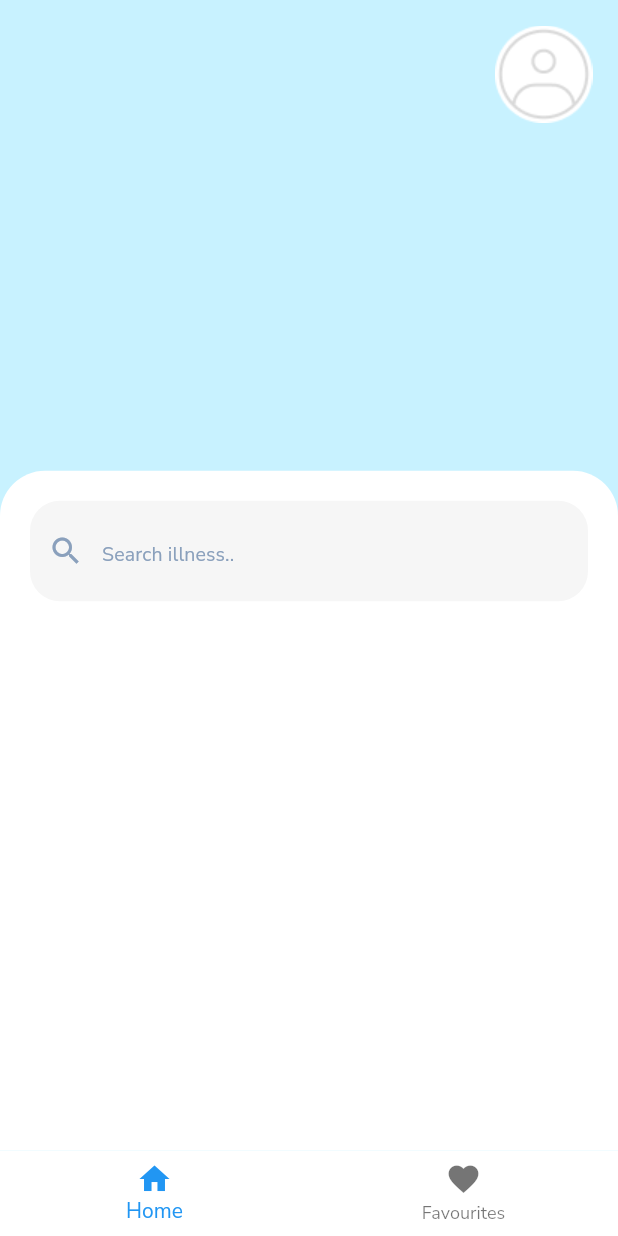
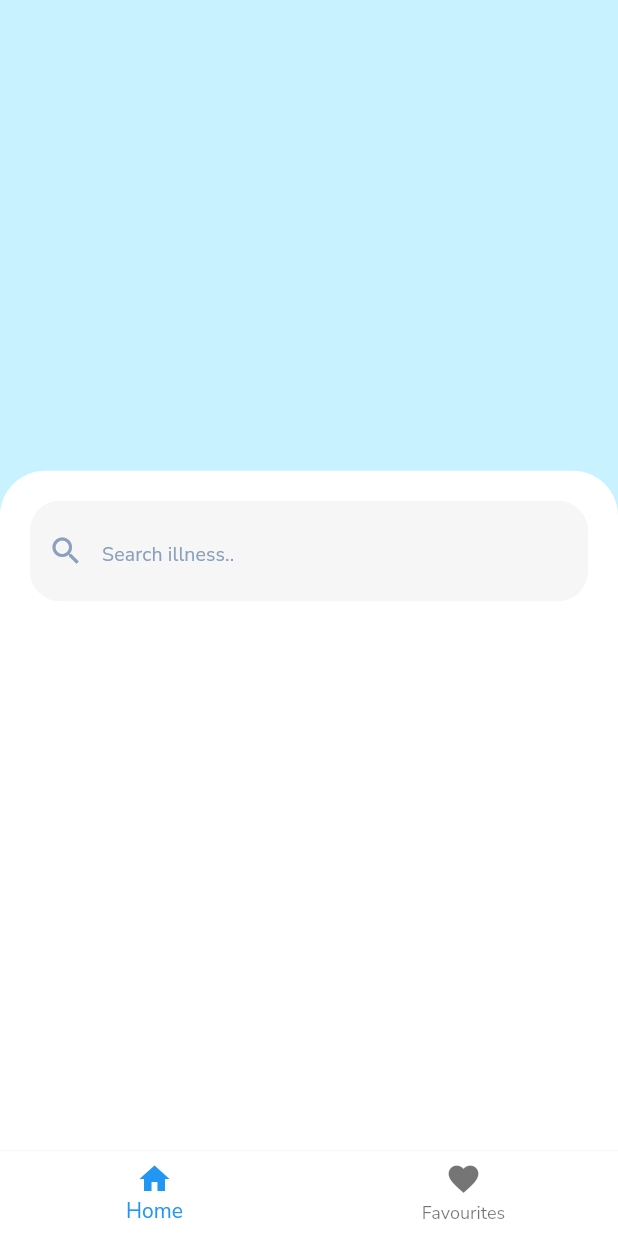
Before and after one commit to Blue-Cheesecake/Childhood-Illness-Search-Engine, a Flutter app: the screen it shows after launch, on a phone screen of 412 x 824 dp. Run offline on Flutter 3.47's test engine with Material 2 defaults, Android fonts, the phone set to English and light mode, and no system bars; our stand-ins replace smooth_page_indicator.

Commit message:
refactor: theme & shared widgets ⚙️

```diff
--- a/client/lib/common/profile_bar.dart
+++ /dev/null
@@ -1,24 +0,0 @@
-import 'package:flutter/material.dart';
-
-class ProfileBar extends StatelessWidget {
-  const ProfileBar({Key? key}) : super(key: key);
-
-  @override
-  Widget build(BuildContext context) {
-    return Padding(
-      padding: const EdgeInsets.only(top: 15, right: 15),
-      child: Row(
-        mainAxisAlignment: MainAxisAlignment.end,
-        children: [
-          Stack(
-            alignment: Alignment.center,
-            children: [
-              Image.asset("assets/images/ellipse.png"),
-              Image.asset("assets/images/me_profile.png"),
-            ],
-          )
-        ],
-      ),
-    );
-  }
-}
--- /dev/null
+++ b/client/lib/core/theme/app_theme.dart
@@ -0,0 +1,30 @@
+import 'package:childhood_illness_search_engine/core/theme/style.dart';
+import 'package:flutter/material.dart';
+
+class AppTheme {
+  static ThemeData light = ThemeData(
+    fontFamily: "NunitoSans",
+    textTheme: const TextTheme(
+      titleLarge: TextStyle(
+        color: PrimaryColor.littleDarkBlue,
+        fontSize: 25,
+        fontWeight: FontWeight.w700,
+      ),
+      titleMedium: TextStyle(
+        color: PrimaryColor.littleDarkBlue,
+        fontSize: 20,
+        fontWeight: FontWeight.w700,
+      ),
+      titleSmall: TextStyle(
+        color: Colors.black,
+        fontSize: 20,
+        fontWeight: FontWeight.w400,
+      ),
+      bodySmall: TextStyle(
+        color: Colors.black,
+        fontSize: 14,
+        fontWeight: FontWeight.w400,
+      ),
+    ),
+  );
+}
--- a/client/lib/main.dart
+++ b/client/lib/main.dart
@@ -1,6 +1,8 @@
-import 'package:childhood_illness_search_engine/res/style.dart';
+import 'package:childhood_illness_search_engine/core/theme/app_theme.dart';
+import 'package:childhood_illness_search_engine/core/theme/style.dart';
 import 'package:childhood_illness_search_engine/screens/favourites/favourites.dart';
 import 'package:childhood_illness_search_engine/screens/home/home.dart';
+import 'package:childhood_illness_search_engine/shared/widgets/bottom_nav_bar_widget.dart';
 import 'package:flutter/material.dart';
 
 void main() => runApp(const Main());
@@ -27,50 +29,15 @@ class _MainState extends State<Main> {
   Widget build(BuildContext context) {
     return MaterialApp(
       debugShowCheckedModeBanner: false,
-      theme: ThemeData(
-          fontFamily: "NunitoSans",
-          textTheme: const TextTheme(
-            titleLarge: TextStyle(
-              color: PrimaryColor.littleDarkBlue,
-              fontSize: 25,
-              fontWeight: FontWeight.w700,
-            ),
-            titleMedium: TextStyle(
-              color: PrimaryColor.littleDarkBlue,
-              fontSize: 20,
-              fontWeight: FontWeight.w700,
-            ),
-            titleSmall: TextStyle(
-              color: Colors.black,
-              fontSize: 20,
-              fontWeight: FontWeight.w400,
-            ),
-            bodySmall: TextStyle(
-              color: Colors.black,
-              fontSize: 14,
-              fontWeight: FontWeight.w400,
-            ),
-          )),
+      theme: AppTheme.light,
       title: 'Material App',
       home: Scaffold(
         resizeToAvoidBottomInset: false,
         backgroundColor: PrimaryColor.lightBlue,
         body: SafeArea(child: pages.elementAt(_selectedIndex)),
-        bottomNavigationBar: BottomNavigationBar(
-          elevation: 0,
-          backgroundColor: Colors.white,
-          currentIndex: _selectedIndex,
-          onTap: _onItemTapped,
-          items: const <BottomNavigationBarItem>[
-            BottomNavigationBarItem(
-              icon: Icon(Icons.home),
-              label: "Home",
-            ),
-            BottomNavigationBarItem(
-              icon: Icon(Icons.favorite),
-              label: "Favourites",
-            ),
-          ],
+        bottomNavigationBar: BottomNavBarWidget(
+          selectedIndex: _selectedIndex,
+          callback: _onItemTapped,
         ),
       ),
     );
--- a/client/lib/screens/home/components/illness_views/illness_main.dart
+++ b/client/lib/screens/home/components/illness_views/illness_main.dart
@@ -1,5 +1,5 @@
+import 'package:childhood_illness_search_engine/core/theme/style.dart';
 import 'package:childhood_illness_search_engine/models/illness_list.dart';
-import 'package:childhood_illness_search_engine/res/style.dart';
 import 'package:childhood_illness_search_engine/screens/home/components/illness_views/illnesses/cause_preventing.dart';
 import 'package:childhood_illness_search_engine/screens/home/components/illness_views/illnesses/description.dart';
 import 'package:childhood_illness_search_engine/screens/home/components/illness_views/illnesses/symptoms.dart';
--- a/client/lib/screens/home/home.dart
+++ b/client/lib/screens/home/home.dart
@@ -1,10 +1,9 @@
-import 'package:childhood_illness_search_engine/common/profile_bar.dart';
-import 'package:childhood_illness_search_engine/common/search_bar.dart';
 import 'package:childhood_illness_search_engine/models/illness_list.dart';
 import 'package:childhood_illness_search_engine/res/fake_data.dart';
 import 'package:childhood_illness_search_engine/screens/home/components/illness_views/illness_main.dart';
 import 'package:childhood_illness_search_engine/screens/home/components/search_result.dart';
 import 'package:childhood_illness_search_engine/screens/home/res/container_status.dart';
+import 'package:childhood_illness_search_engine/shared/widgets/search_bar.dart';
 import 'package:childhood_illness_search_engine/view_models/illness_list.dart';
 import 'package:flutter/material.dart';
 
@@ -101,7 +100,7 @@ class _HomeState extends State<Home> {
     return Column(
       mainAxisAlignment: MainAxisAlignment.spaceBetween,
       children: [
-        const ProfileBar(),
+        const SizedBox.shrink(),
         AnimatedContainer(
           duration: const Duration(milliseconds: 250),
           curve: Curves.fastOutSlowIn,
--- a/client/lib/screens/home/res/utilities.dart
+++ b/client/lib/screens/home/res/utilities.dart
@@ -1,4 +1,4 @@
-import 'package:childhood_illness_search_engine/res/style.dart';
+import 'package:childhood_illness_search_engine/core/theme/style.dart';
 import 'package:flutter/material.dart';
 
 Widget listIllness(List<String> sections) {
--- /dev/null
+++ b/client/lib/shared/widgets/bottom_nav_bar_widget.dart
@@ -0,0 +1,32 @@
+import 'package:flutter/material.dart';
+
+class BottomNavBarWidget extends StatelessWidget {
+  const BottomNavBarWidget({
+    Key? key,
+    required this.selectedIndex,
+    required this.callback,
+  }) : super(key: key);
+
+  final int selectedIndex;
+  final void Function(int) callback;
+
+  @override
+  Widget build(BuildContext context) {
+    return BottomNavigationBar(
+      elevation: 0,
+      backgroundColor: Colors.white,
+      currentIndex: selectedIndex,
+      onTap: callback,
+      items: const <BottomNavigationBarItem>[
+        BottomNavigationBarItem(
+          icon: Icon(Icons.home),
+          label: "Home",
+        ),
+        BottomNavigationBarItem(
+          icon: Icon(Icons.favorite),
+          label: "Favourites",
+        ),
+      ],
+    );
+  }
+}
--- a/client/lib/common/search_bar.dart
+++ b/client/lib/shared/widgets/search_bar.dart
@@ -1,4 +1,4 @@
-import 'package:childhood_illness_search_engine/res/style.dart';
+import 'package:childhood_illness_search_engine/core/theme/style.dart';
 import 'package:childhood_illness_search_engine/screens/home/res/container_status.dart';
 import 'package:flutter/material.dart';
 
```
Also changed, not shown: client/lib/core/theme/style.dart (renamed from client/lib/res/style.dart), 3 other files.
